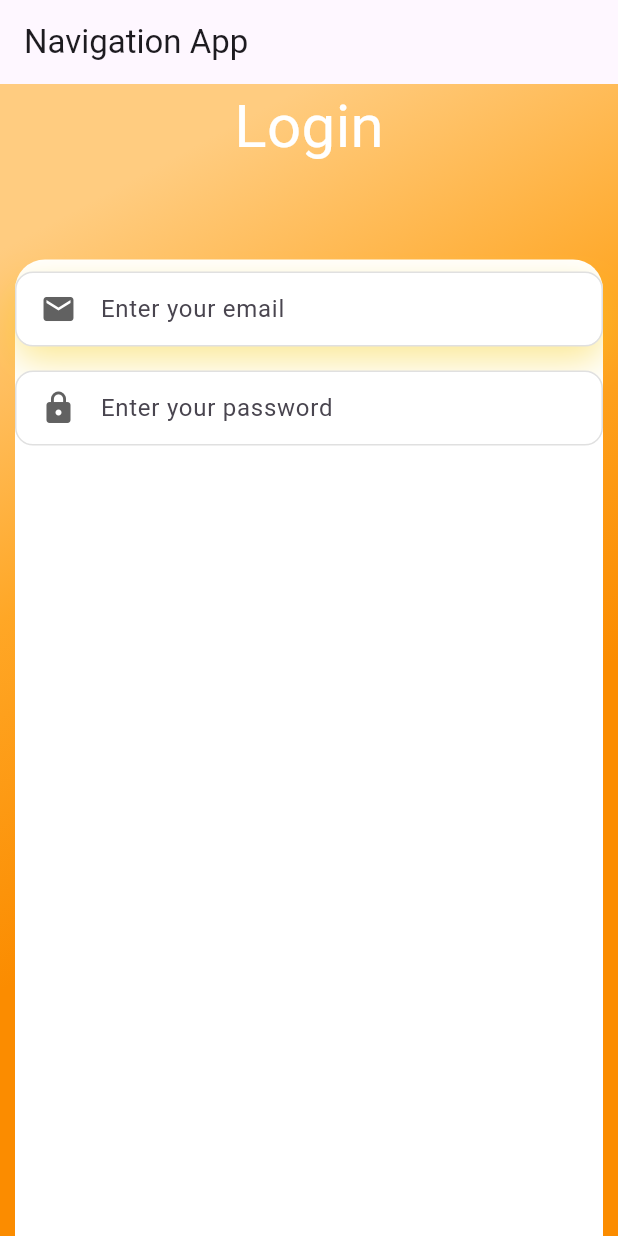
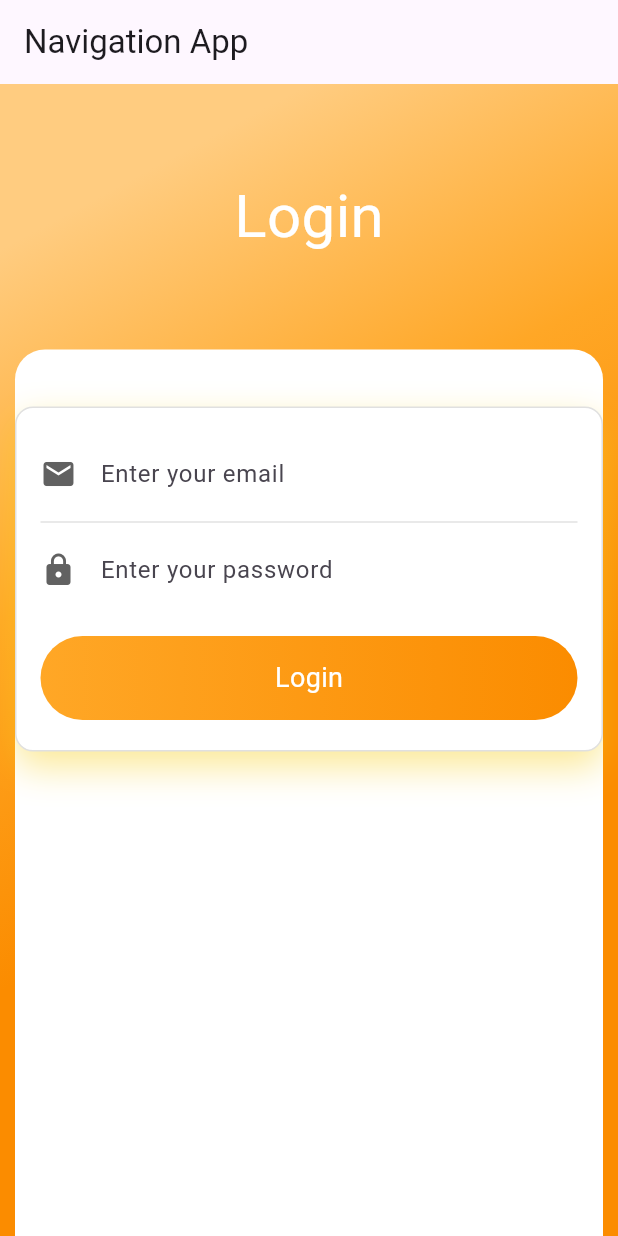
Before and after one commit to kaveenskn/Flutter_Project, a Flutter app: the screen it shows after launch, on a phone screen of 412 x 824 dp. Run offline on Flutter 3.47's test engine with Material 3 defaults, Android fonts, the phone set to English and light mode, and no system bars.

```diff
--- a/lib/Login.dart
+++ b/lib/Login.dart
@@ -26,77 +26,116 @@ class _LoginFormState extends State<LoginForm> {
         decoration: BoxDecoration(
           gradient: LinearGradient(
             begin: Alignment.topCenter,
-            colors: [Colors.orange.shade200, Colors.orange.shade400,
-             Colors.orange.shade600],
+            colors: [
+              Colors.orange.shade200,
+              Colors.orange.shade400,
+              Colors.orange.shade600,
+            ],
           ),
         ),
         child: Column(
           children: [
-          Text("Login", style:TextStyle(color: Colors.white,fontSize:40 )) ,
-
-           SizedBox(height: 60), // space below title
-            Expanded(child: Padding(
-           padding: const EdgeInsets.only(right: 10,left: 10),
+            const SizedBox(height: 60),
+            const Text("Login",
+                style: TextStyle(color: Colors.white, fontSize: 40)),
+            const SizedBox(height: 60), // space below title
+            Expanded(
+              child: Padding(
+                padding: const EdgeInsets.only(right: 10, left: 10),
                 child: Container(
-                width:double.infinity,
+                  width: double.infinity,
+                  decoration: const BoxDecoration(
+                    color: Colors.white,
+                    borderRadius: BorderRadius.only(
+                      topLeft: Radius.circular(20),
+                      topRight: Radius.circular(20),
+                    ),
+                  ),
+                  child: Column(
+                    children: [
+                      const SizedBox(height: 30),
+                      // ✅ Common container for both fields + button
+                      Container(
+                        margin: const EdgeInsets.symmetric(vertical: 8),
+                        padding: const EdgeInsets.symmetric(
+                            horizontal: 16, vertical: 20),
                         decoration: BoxDecoration(
                           color: Colors.white,
-               borderRadius: BorderRadius.only(topLeft: Radius.circular(20),topRight: Radius.circular(20))
+                          borderRadius: BorderRadius.circular(12),
+                          border: Border.all(color: Colors.grey.shade300),
+                          boxShadow: const [
+                            BoxShadow(
+                              blurRadius: 20,
+                              color: Color.fromRGBO(247, 207, 29, 0.458),
+                              offset: Offset(0, 10),
+                            ),
+                          ],
                         ),
                         child: Column(
                           children: [
                             // Email input
-  Container(
-    margin: const EdgeInsets.symmetric(vertical: 8),
-    padding: const EdgeInsets.symmetric(horizontal: 16),
-    decoration: BoxDecoration(
-      color: Colors.white,
-      borderRadius: BorderRadius.circular(12),
-      border: Border.all(color: Colors.grey.shade300),
-       boxShadow:[BoxShadow(blurRadius:20,
-       color:Color.fromRGBO(247, 207, 29, 0.458),
-       offset: Offset(0,10) )],
-    ),
-
-    child: TextField(
+                            TextField(
+                              controller: _emailController,
                               decoration: InputDecoration(
                                 hintText: "Enter your email",
                                 border: InputBorder.none,
-        icon: Icon(Icons.email, color: Colors.grey[700]),
+                                icon:
+                                    Icon(Icons.email, color: Colors.grey[700]),
                               ),
                             ),
-  ),
-
+                            const Divider(color: Colors.grey, thickness: 0.3),
                             // Password input
-  Container(
-    margin: const EdgeInsets.symmetric(vertical: 8),
-    padding: const EdgeInsets.symmetric(horizontal: 16),
-    decoration: BoxDecoration(
-      color: Colors.white,
-      borderRadius: BorderRadius.circular(12),
-      border: Border.all(color: Colors.grey.shade300),
-    ),
-    child: TextField(
+                            TextField(
+                              controller: _passwordController,
                               obscureText: true,
                               decoration: InputDecoration(
                                 hintText: "Enter your password",
                                 border: InputBorder.none,
-        icon: Icon(Icons.lock, color: Colors.grey[700]),
+                                icon: Icon(Icons.lock,
+                                    color: Colors.grey[700]),
+                              ),
+                            ),
+                            const SizedBox(height: 20),
+                            // ✅ Login button with gradient
+                            GestureDetector(
+                              onTap: () {
+                                // Handle login action
+                                print("Email: ${_emailController.text}");
+                                print("Password: ${_passwordController.text}");
+                              },
+                              child: Container(
+                                width: double.infinity,
+                                padding:
+                                    const EdgeInsets.symmetric(vertical: 15),
+                                decoration: BoxDecoration(
+                                  gradient: LinearGradient(
+                                    colors: [
+                                      Colors.orange.shade400,
+                                      Colors.orange.shade600,
+                                    ],
+                                  ),
+                                  borderRadius: BorderRadius.circular(30),
+                                ),
+                                child: const Center(
+                                  child: Text(
+                                    "Login",
+                                    style: TextStyle(
+                                        color: Colors.white, fontSize: 18),
+                                  ),
                                 ),
                               ),
                             ),
                           ],
-
                         ),
                       ),
-            )
-             )
                     ],
-
                   ),
-
                 ),
-
+              ),
+            ),
+          ],
+        ),
+      ),
     );
   }
 }
```
Also changed, not shown: lib/navigator.dart (added, +63 -0 lines). Lines whose indentation alone changed are shown as unchanged.
